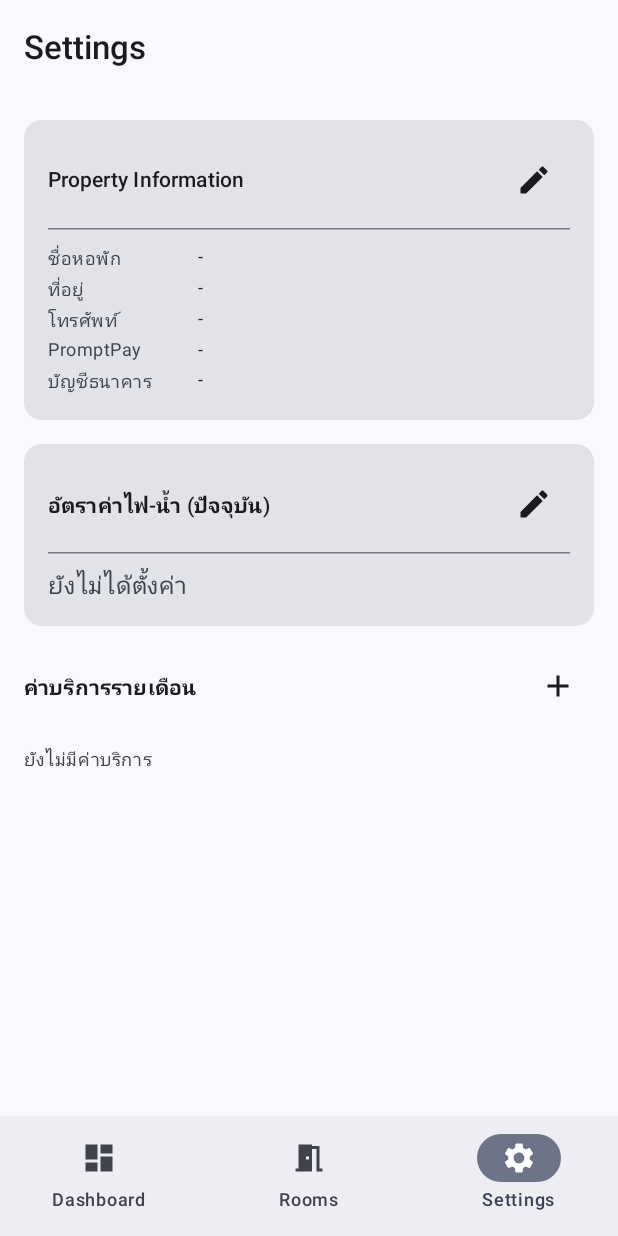
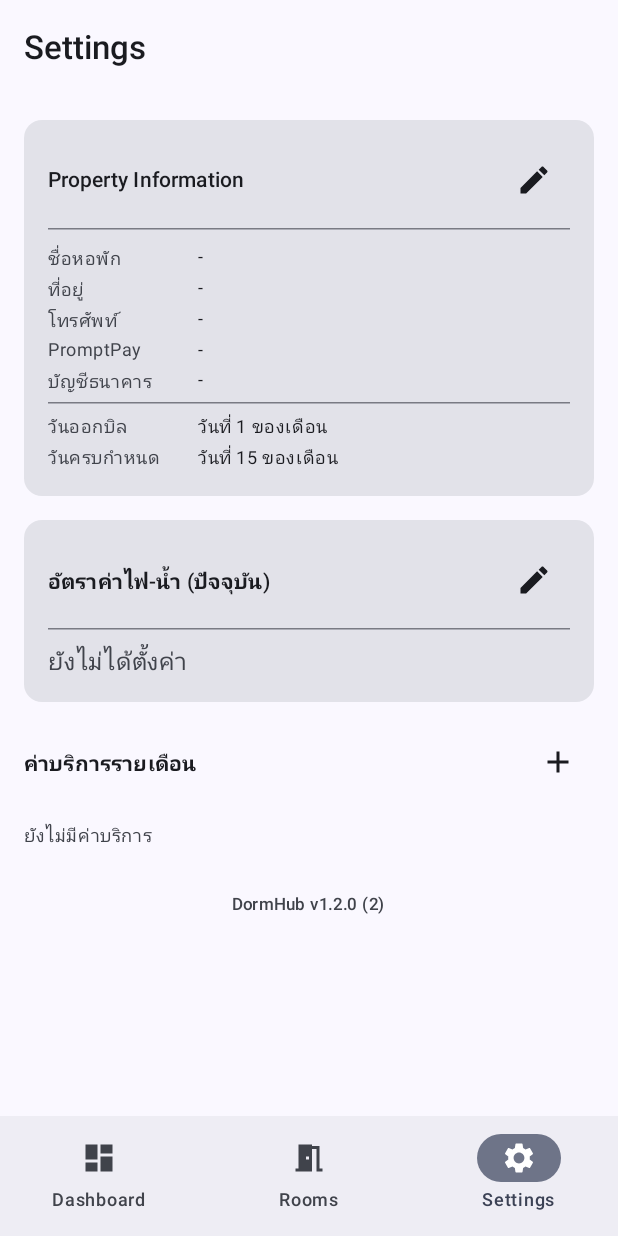
Before and after one commit to thongorn77/pryecode-iapartment, an Android app built with Jetpack Compose: the SettingsScreen screen opened through its navigation route, on a phone screen of 412 x 824 dp. Run offline under Robolectric (Android 15) with nearby library versions, the phone set to English and light mode, and no system bars; our stand-ins replace Dagger/Hilt's generated code, Room's generated code.

Commit message:
feat: version display, billing day in settings, bill generation guard
- versionCode 2, versionName 1.2.0
- Settings: แสดงวันออกบิล + วันครบกำหนด + version ท้ายหน้า
- BillList: guard generateBills() ตาม billingDay ใน PropertySettings
  ออกบิลได้เมื่อวันปัจจุบัน >= billingDay (เดือนเก่าออกได้เสมอ)
  แสดง banner เมื่อยังออกบิลไม่ได้

Co-Authored-By: Claude Sonnet 4.6 <noreply@anthropic.com>

```diff
--- a/app/build.gradle.kts
+++ b/app/build.gradle.kts
@@ -29,8 +29,8 @@ android {
         applicationId            = "com.dormhub.app"
         minSdk                   = 26
         targetSdk                = 35
-        versionCode              = 1
-        versionName              = "1.0.0"
+        versionCode              = 2
+        versionName              = "1.2.0"
         testInstrumentationRunner = "androidx.test.runner.AndroidJUnitRunner"
     }
 
--- a/app/src/main/java/com/dormhub/app/ui/settings/SettingsScreen.kt
+++ b/app/src/main/java/com/dormhub/app/ui/settings/SettingsScreen.kt
@@ -31,6 +31,7 @@ import androidx.compose.ui.unit.dp
 import androidx.hilt.navigation.compose.hiltViewModel
 import androidx.lifecycle.compose.collectAsStateWithLifecycle
 import androidx.navigation.NavController
+import com.dormhub.app.BuildConfig
 import com.dormhub.app.R
 import com.dormhub.app.data.entity.FixedFee
 import com.dormhub.app.data.entity.PropertySettings
@@ -97,6 +98,9 @@ fun SettingsScreen(
                         if (state.settings.bankName.isNotBlank())
                             "${state.settings.bankName} ${state.settings.bankAccountNumber}"
                         else "-")
+                    HorizontalDivider(modifier = Modifier.padding(vertical = 4.dp))
+                    SettingsRow("วันออกบิล", "วันที่ ${state.settings.billingDay} ของเดือน")
+                    SettingsRow("วันครบกำหนด", "วันที่ ${state.settings.dueDay} ของเดือน")
                 }
             }
 
@@ -132,6 +136,20 @@ fun SettingsScreen(
             }
             items(state.fixedFees) { fee ->
                 FeeRow(fee = fee, onDelete = { viewModel.deleteFixedFee(fee.id) })
+            }
+
+            // เวอร์ชันแอป
+            item {
+                Box(
+                    modifier = Modifier.fillMaxWidth().padding(top = 16.dp, bottom = 8.dp),
+                    contentAlignment = Alignment.Center
+                ) {
+                    Text(
+                        "DormHub v${BuildConfig.VERSION_NAME} (${BuildConfig.VERSION_CODE})",
+                        style = MaterialTheme.typography.labelSmall,
+                        color = MaterialTheme.colorScheme.onSurfaceVariant
+                    )
+                }
             }
         }
     }
```
Also changed, not shown: app/src/main/java/com/dormhub/app/ui/bills/BillListScreen.kt (+21 -2 lines), app/src/main/java/com/dormhub/app/ui/bills/BillListViewModel.kt (+23 -3 lines).
